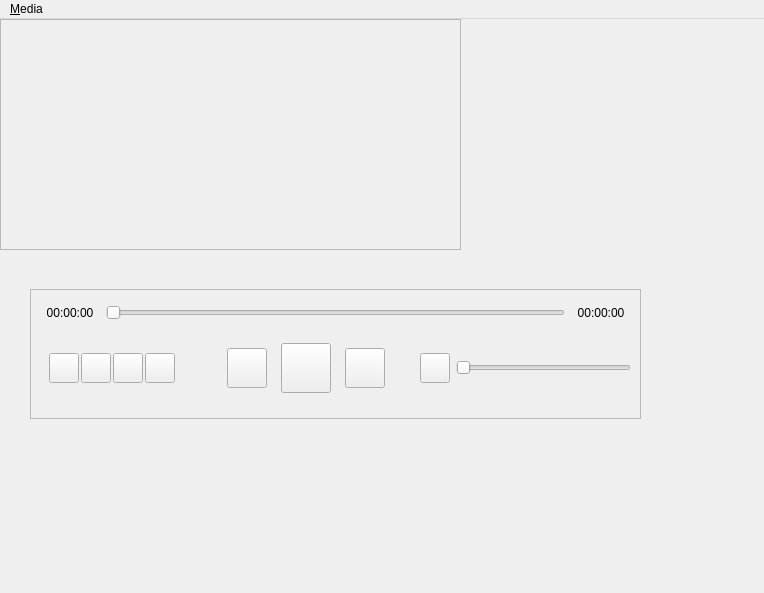
Qt form Qt_Designer_files/main.ui (kanishkarj/Rave) before a commit.
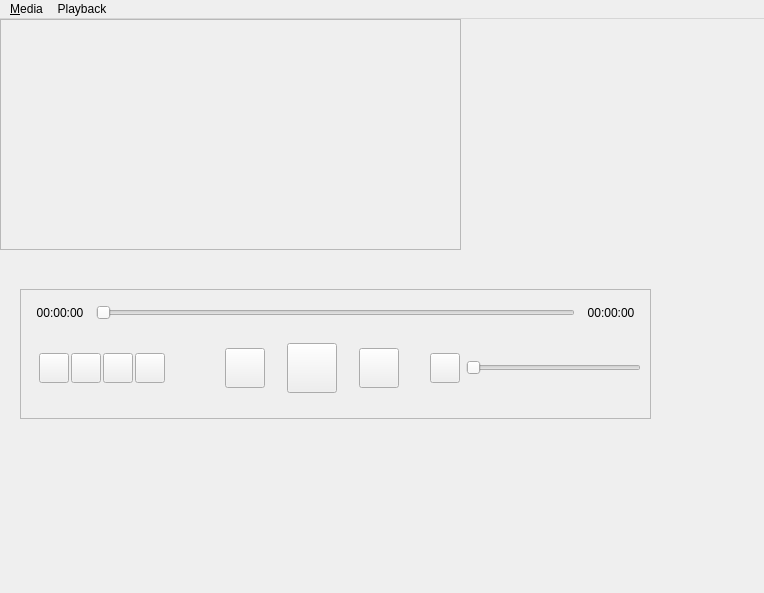
The same form after that commit. Icons and pictures are not drawn.

Commit message: Add Playback features.

```diff
--- a/Qt_Designer_files/main.ui
+++ b/Qt_Designer_files/main.ui
@@ -42,9 +42,9 @@
    <widget class="QFrame" name="controlView">
     <property name="geometry">
      <rect>
-      <x>30</x>
+      <x>20</x>
       <y>270</y>
-      <width>611</width>
+      <width>631</width>
       <height>130</height>
      </rect>
     </property>
@@ -264,13 +264,13 @@
         <widget class="QWidget" name="mediaControlWidget" native="true">
          <property name="minimumSize">
           <size>
-           <width>195</width>
+           <width>225</width>
            <height>70</height>
           </size>
          </property>
          <property name="maximumSize">
           <size>
-           <width>195</width>
+           <width>225</width>
            <height>70</height>
           </size>
          </property>
@@ -390,7 +390,26 @@
     <addaction name="actionOpen_Multiple_Files"/>
     <addaction name="actionExit"/>
    </widget>
+   <widget class="QMenu" name="menuPlayback">
+    <property name="title">
+     <string>Playback</string>
+    </property>
+    <widget class="QMenu" name="menuSpeed">
+     <property name="title">
+      <string>Speed</string>
+     </property>
+     <addaction name="actionX0_5"/>
+     <addaction name="actionX_1"/>
+     <addaction name="actionX_2"/>
+     <addaction name="actionX_4"/>
+     <addaction name="actionX_8"/>
+    </widget>
+    <addaction name="actionJump_Forward"/>
+    <addaction name="actionJump_Backward"/>
+    <addaction name="menuSpeed"/>
+   </widget>
    <addaction name="menuFile"/>
+   <addaction name="menuPlayback"/>
   </widget>
   <action name="actionOpen_File">
    <property name="text">
```
Left out of the diff: 79 changed lines with no effect on the pictures. The commit also changes 12 other files.
